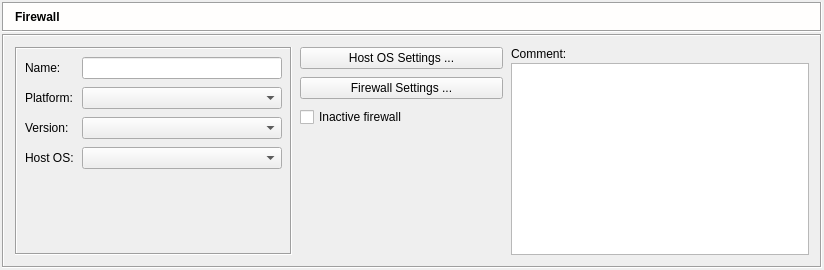
First picture: the form in src/gui/firewalldialog_q.ui, repository fwbuilder/fwbuilder, before the edit.
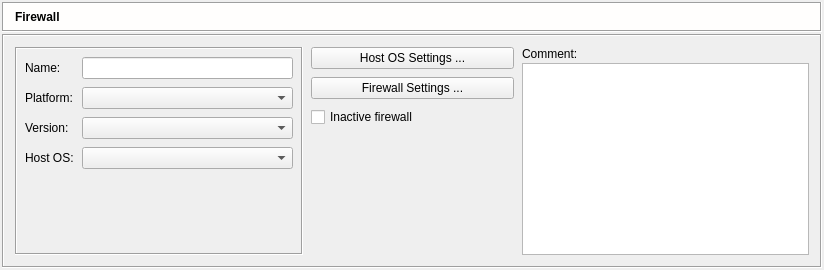
Second picture: the form after the edit. Icons and pictures are not drawn.

```diff
--- a/src/gui/firewalldialog_q.ui
+++ b/src/gui/firewalldialog_q.ui
@@ -274,13 +274,13 @@
               <widget class="QLineEdit" name="obj_name" >
                <property name="sizePolicy" >
                 <sizepolicy vsizetype="Fixed" hsizetype="Minimum" >
-                 <horstretch>0</horstretch>
+                 <horstretch>200</horstretch>
                  <verstretch>0</verstretch>
                 </sizepolicy>
                </property>
                <property name="minimumSize" >
                 <size>
-                 <width>200</width>
+                 <width>0</width>
                  <height>0</height>
                 </size>
                </property>
```
